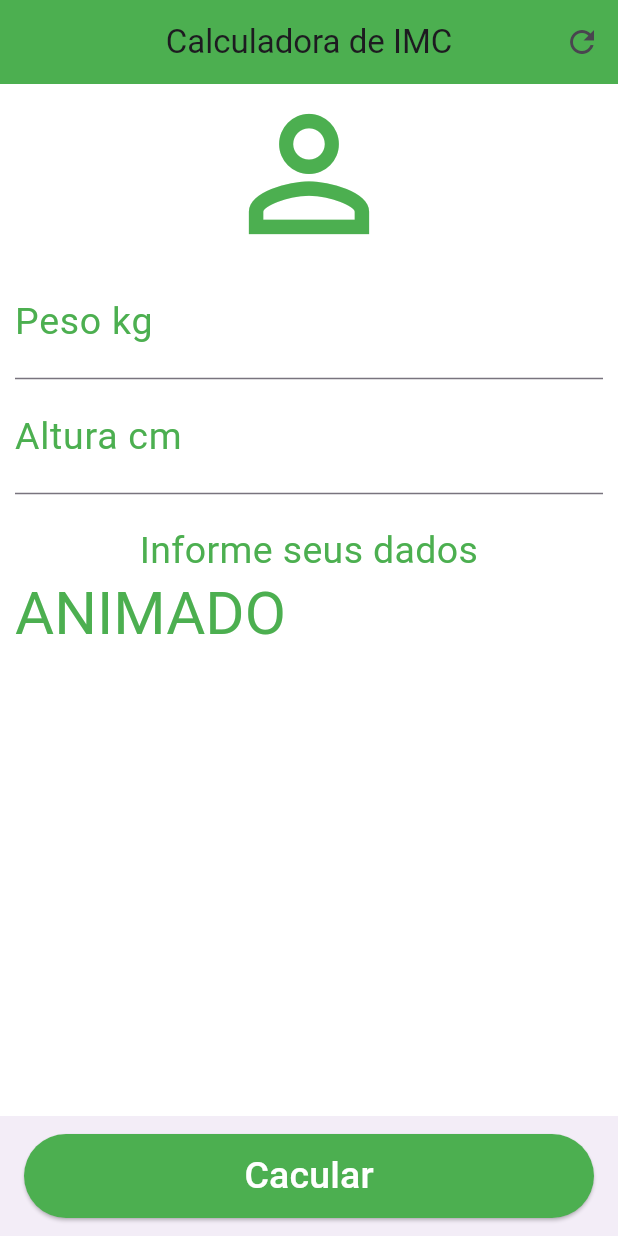
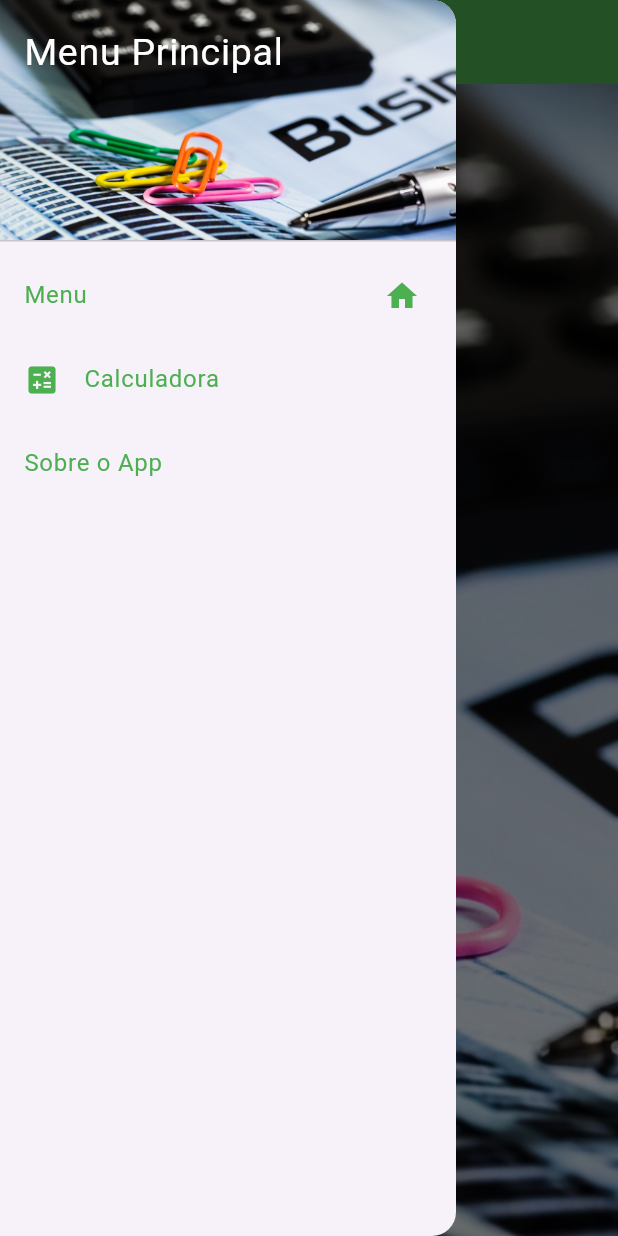
Before and after one commit to eliassantossenac/treinamento_appimc, a Flutter app: the screen it shows after launch, with the side drawer open (before the commit the screen has no drawer), on a phone screen of 412 x 824 dp. Run offline on Flutter 3.47's test engine with Material 3 defaults, Android fonts, the phone set to English and light mode, and no system bars; drawn by our look-alikes of animated_text_kit; Roboto replaces fonts that are missing (Horizon).

Commit message:
Atualização
Atualização da última aula

```diff
--- a/app_imc/lib/main.dart
+++ b/app_imc/lib/main.dart
@@ -1,11 +1,11 @@
-import 'package:app_imc/calculadora.dart';
+import 'package:app_imc/menu.dart';
 import 'package:flutter/material.dart';
 
 void main() {
   runApp(
     const MaterialApp(
       debugShowCheckedModeBanner: false,
-      home: Home(),
+      home: Opcoes(),
     ),
   );
 }
--- /dev/null
+++ b/app_imc/lib/menu.dart
@@ -0,0 +1,86 @@
+import 'package:app_imc/calculadora.dart';
+import 'package:app_imc/sobre.dart';
+import 'package:flutter/material.dart';
+
+class Opcoes extends StatelessWidget {
+  const Opcoes({super.key});
+
+  @override
+  Widget build(BuildContext context) {
+    return Scaffold(
+        appBar: AppBar(
+          title: const Text('Menu'),
+          centerTitle: true,
+          backgroundColor: Colors.green,
+        ),
+        backgroundColor: Colors.white,
+        drawer: Drawer(
+          child: ListView(
+            children: [
+              const DrawerHeader(
+                decoration: BoxDecoration(
+                  //color: Colors.green,
+                  image: DecorationImage(
+                    image: AssetImage('images/calculator.jpg'),
+                    fit: BoxFit.cover,
+                  ),
+                ),
+                child: Text(
+                  'Menu Principal',
+                  style: TextStyle(
+                    color: Colors.white,
+                    fontSize: 25.0,
+                  ),
+                ),
+              ),
+              ListTile(
+                trailing: const Icon(Icons.home, color: Colors.green),
+                title: const Text(
+                  'Menu',
+                  style: TextStyle(color: Colors.green),
+                ),
+                onTap: () {
+                  Navigator.push(
+                    context,
+                    MaterialPageRoute(builder: (context) => const Opcoes()),
+                  );
+                },
+              ),
+              ListTile(
+                leading: const Icon(Icons.calculate, color: Colors.green),
+                title: const Text(
+                  'Calculadora',
+                  style: TextStyle(color: Colors.green),
+                ),
+                onTap: () {
+                  Navigator.push(
+                    context,
+                    MaterialPageRoute(builder: (context) => const Home()),
+                  );
+                },
+              ),
+              ListTile(
+                title: const Text(
+                  'Sobre o App',
+                  style: TextStyle(color: Colors.green),
+                ),
+                onTap: () {
+                  Navigator.push(
+                    context,
+                    MaterialPageRoute(builder: (context) => const Sobre()),
+                  );
+                },
+              ),
+            ],
+          ),
+        ),
+        body: Center(
+          child: Image.asset(
+            'images/calculator.jpg',
+            width: double.infinity,
+            height: double.infinity,
+            fit: BoxFit.cover,
+          ),
+        ));
+  }
+}
--- a/app_imc/pubspec.yaml
+++ b/app_imc/pubspec.yaml
@@ -65,6 +65,10 @@ flutter:
   # assets:
   #   - images/a_dot_burr.jpeg
   #   - images/a_dot_ham.jpeg
+  assets:
+    - images/calculator.jpg
+
+
 
   # An image asset can refer to one or more resolution-specific "variants", see
   # https://flutter.dev/assets-and-images/#resolution-aware
```
Also changed, not shown: app_imc/lib/sobre.dart (added, +70 -0 lines), app_imc/images/calculator.jpg (added).
